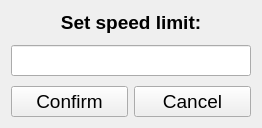
IliyanAntov/TrafficSign, file TrafficSignCode/AdminApp/GUI/SetSpeedLimitDialog/SetSpeedLimitDialog.ui: the form before one commit.
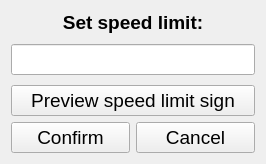
The form after the commit.

Commit message: Added traffic sign preview images

Patch:
```diff
--- a/TrafficSignCode/AdminApp/GUI/SetSpeedLimitDialog/SetSpeedLimitDialog.ui
+++ b/TrafficSignCode/AdminApp/GUI/SetSpeedLimitDialog/SetSpeedLimitDialog.ui
@@ -6,8 +6,8 @@
    <rect>
     <x>0</x>
     <y>0</y>
-    <width>262</width>
-    <height>128</height>
+    <width>266</width>
+    <height>164</height>
    </rect>
   </property>
   <property name="sizePolicy">
@@ -79,6 +79,13 @@
      </property>
     </spacer>
    </item>
+   <item>
+    <widget class="QPushButton" name="PreviewButton">
+     <property name="text">
+      <string>Preview speed limit sign</string>
+     </property>
+    </widget>
+   </item>
    <item>
     <layout class="QHBoxLayout" name="horizontalLayout">
      <item>
```
The commit also changes 14 other files.
